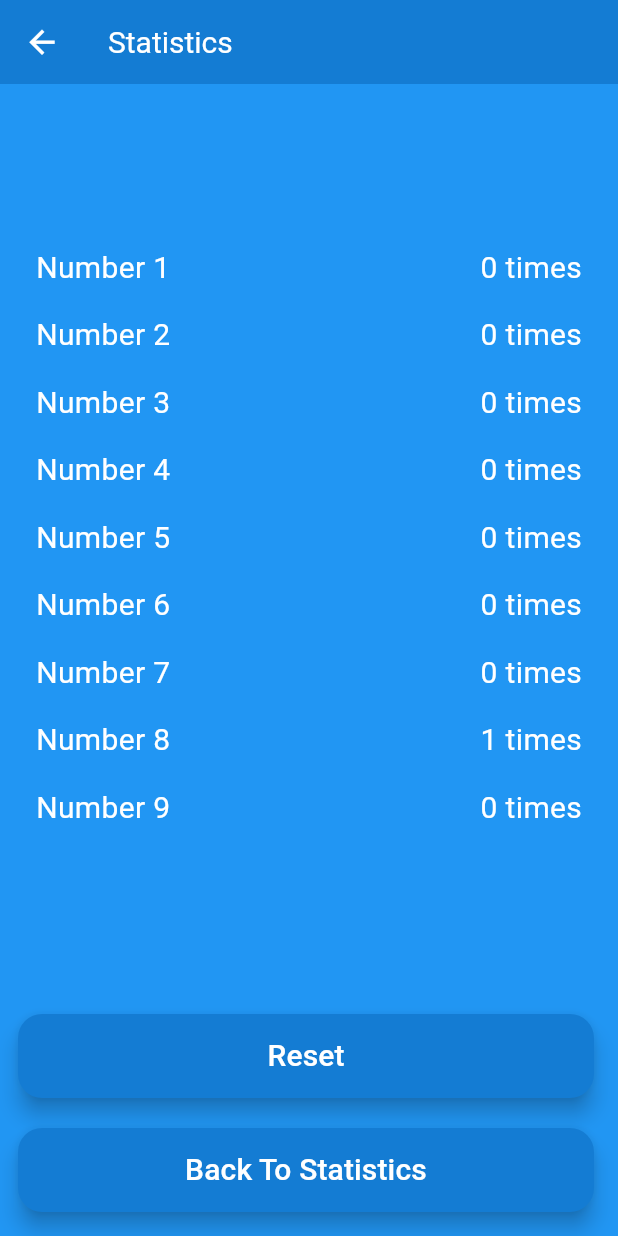
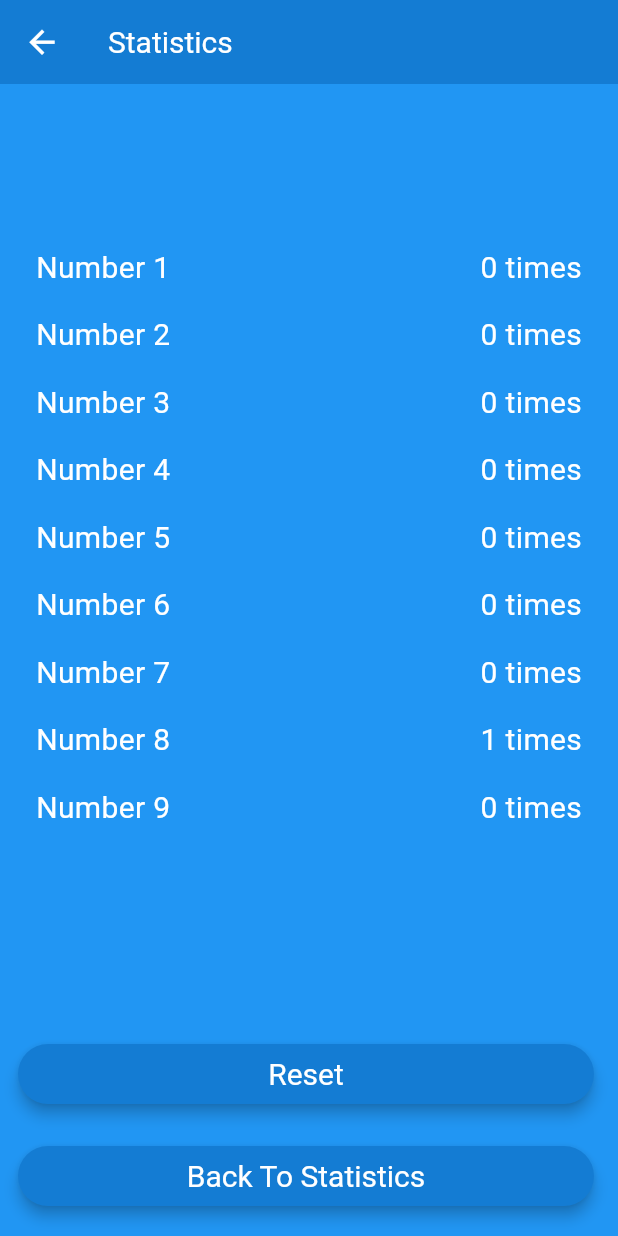
Before and after one commit to FarisZulfequar/FarisZ_Flutter_Assignment1, a Flutter app: the screen it shows after launch, after a tap on "Generate", after a tap on "View Statistics", on a phone screen of 412 x 824 dp. Run offline on Flutter 3.47's test engine with Material 3 defaults, Android fonts, the phone set to English and light mode, and no system bars.

Commit message:
Made the buttons elevated instead of floatingaction

```diff
--- a/lib/main.dart
+++ b/lib/main.dart
@@ -7,6 +7,17 @@ const normalFontSize = 20.0;
 const appBarColor = Color(0xFF147CD3);
 const bodyAppColor = Color(0xFF2196F3);
 const buttonAppColor = Color(0xFF147CD3);
+
+final ButtonStyle _elevatedButtonStyle = ElevatedButton.styleFrom(
+  backgroundColor: buttonAppColor,
+  foregroundColor: textColor,
+  elevation: 4,
+  textStyle: TextStyle(
+    fontSize: normalFontSize,
+  )
+);
+
+
 void main() {
   runApp(const MyApp());
 }
@@ -112,16 +123,14 @@ class _MyHomePageState extends State<MyHomePage>
               padding: EdgeInsets.only(left: 28),
               child: SizedBox(
                 width: double.infinity,
-                child: FloatingActionButton(
-                  heroTag: 'generateBtn',
-                  backgroundColor: buttonAppColor,
+                child: ElevatedButton(
+                  style: _elevatedButtonStyle,
                   onPressed: () {
                     generateRandomNumber();
                     _controller.duration = const Duration(milliseconds: 600);
                     _controller.reset(); // back to 0.0
                     _controller.forward();
                   },
-                  tooltip: 'Increment',
                   child: Text(
                     'Generate',
                     style: TextStyle(color: textColor, fontSize: normalFontSize),
@@ -134,9 +143,8 @@ class _MyHomePageState extends State<MyHomePage>
               padding: EdgeInsets.only(left: 28),
               child: SizedBox(
                 width: double.infinity,
-                child: FloatingActionButton(
-                  heroTag: 'statsBtn',
-                  backgroundColor: buttonAppColor,
+                child: ElevatedButton(
+                  style : _elevatedButtonStyle,
                   onPressed: () {
                     Navigator.of(context).push(
                       MaterialPageRoute(
@@ -145,7 +153,6 @@ class _MyHomePageState extends State<MyHomePage>
                       ),
                     );
                   },
-                  tooltip: 'Increment',
                   child: Text(
                     'View Statistics',
                     textAlign: TextAlign.center,
@@ -247,13 +254,11 @@ class _MyStatisticPageState extends State<MyStatisticPage> {
               padding: EdgeInsets.only(left: 28),
               child: SizedBox(
                 width: double.infinity,
-                child: FloatingActionButton(
-                  heroTag: 'resetBtn',
-                  backgroundColor: buttonAppColor,
+                child: ElevatedButton(
+                  style: _elevatedButtonStyle,
                   onPressed: () {
                     _resetNumberContainerList();
                   },
-                  tooltip: 'Reset',
                   child: Text(
                     'Reset',
                     style: TextStyle(color: textColor, fontSize: normalFontSize),
@@ -266,13 +271,11 @@ class _MyStatisticPageState extends State<MyStatisticPage> {
               padding: EdgeInsets.only(left: 28),
               child: SizedBox(
                 width: double.infinity,
-                child: FloatingActionButton(
-                  heroTag: 'BackToGenerateBtn',
-                  backgroundColor: buttonAppColor,
+                child: ElevatedButton(
+                  style: _elevatedButtonStyle,
                   onPressed: () {
                     Navigator.of(context).pop();
                   },
-                  tooltip: 'Go Back',
                   child: Text(
                     'Back To Statistics',
                     textAlign: TextAlign.center,
```
